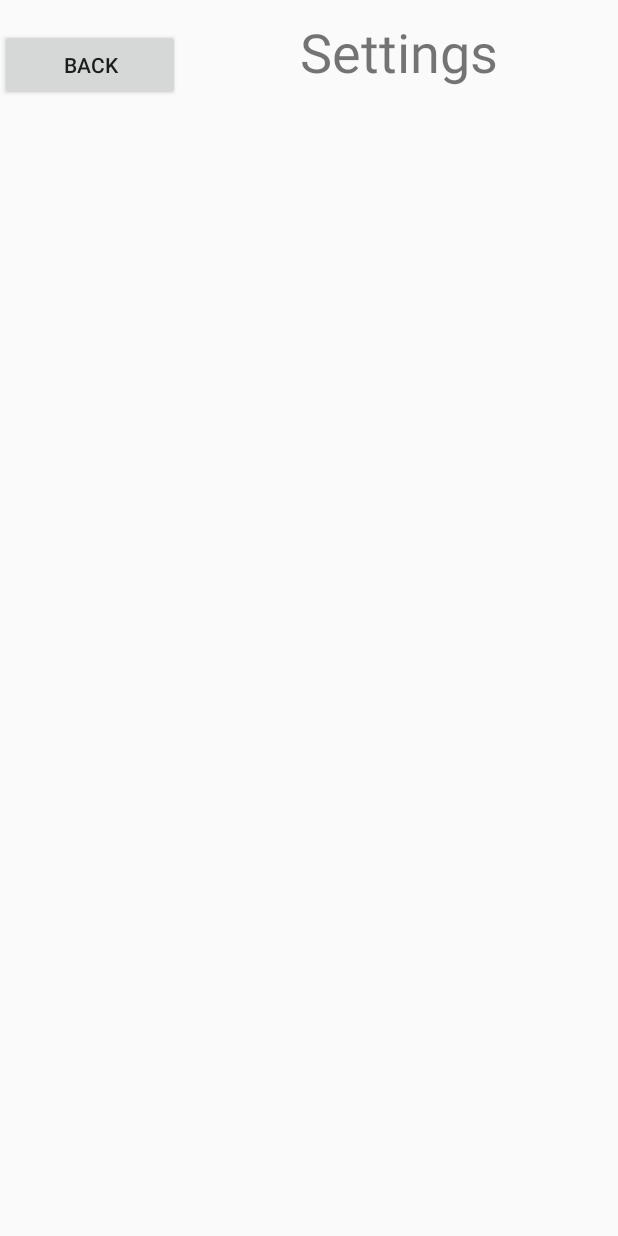
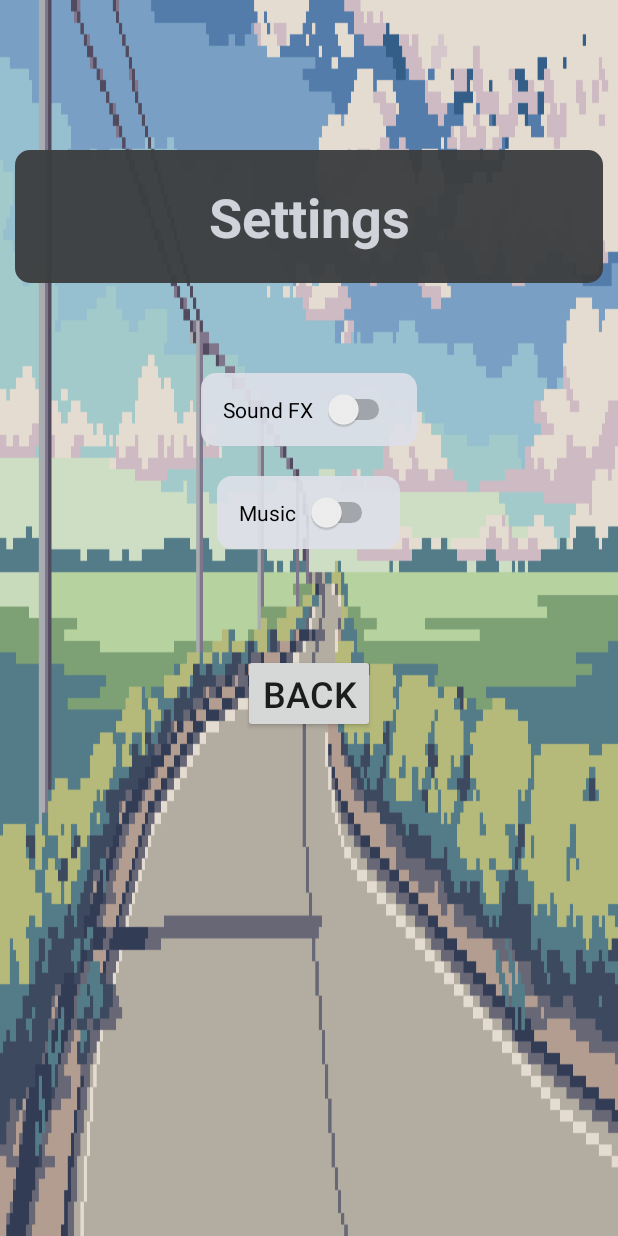
Before and after one commit to xjchong/bubbletea, an Android app: the Settings screen opened directly, with no data from a screen before it, on a phone screen of 412 x 824 dp. Run offline under Robolectric (Android 15) with nearby library versions, the phone set to English and light mode, and no system bars.

Commit message:
reorganize settings menu and add milk

```diff
--- a/app/src/main/res/layout/activity_settings.xml
+++ b/app/src/main/res/layout/activity_settings.xml
@@ -9,30 +9,59 @@
     <LinearLayout
         android:layout_width="match_parent"
         android:layout_height="match_parent"
-        android:orientation="horizontal">
+        android:orientation="vertical"
+        android:background="@drawable/road">
+
+        <TextView
+            android:layout_width="match_parent"
+            android:layout_height="wrap_content"
+            android:layout_marginTop="100dp"
+            android:layout_marginBottom="50dp"
+            android:layout_marginLeft="10dp"
+            android:layout_marginRight="10dp"
+            android:paddingTop="20dp"
+            android:paddingBottom="20dp"
+            android:text="Settings"
+            android:textAlignment="center"
+            android:layout_gravity="center"
+            android:textColor="@color/colorPrimary"
+            android:textSize="36sp"
+            android:textStyle="bold"
+            android:background="@drawable/rounded" />
+
+        <LinearLayout
+            android:layout_width="match_parent"
+            android:layout_height="wrap_content"
+            android:orientation="vertical">
+
+            <Switch android:id="@+id/sfx"
+                android:layout_gravity="center"
+                android:layout_width="wrap_content"
+                android:layout_height="wrap_content"
+                android:text="Sound FX  "
+                android:layout_margin="10dp"
+                android:background="@drawable/rounded_bright"/>
+
+            <Switch android:id="@+id/music"
+                android:layout_gravity="center"
+                android:layout_width="wrap_content"
+                android:layout_height="wrap_content"
+                android:text="Music  "
+                android:layout_margin="10dp"
+                android:background="@drawable/rounded_bright"/>
+
+        </LinearLayout>
 
         <Button
-            android:id="@+id/button"
+            android:id="@+id/back"
             android:layout_width="wrap_content"
             android:layout_height="wrap_content"
-            android:layout_weight="1"
-            android:text="Back" />
-
-        <TextView
-            android:id="@+id/textView3"
-            android:layout_width="wrap_content"
-            android:layout_height="wrap_content"
-            android:layout_weight="5"
-            android:paddingTop="10dp"
-            android:text="Settings"
+            android:text="Back"
+            android:layout_marginTop="60dp"
+            android:textSize="24sp"
+            android:layout_gravity="center_horizontal"
             android:textAlignment="center"
-            android:textSize="36sp" />
-    </LinearLayout>
-
-    <LinearLayout
-        android:layout_width="match_parent"
-        android:layout_height="match_parent"
-        android:orientation="vertical">
+            android:onClick="onClickBack" />
 
     </LinearLayout>
 
```
Also changed, not shown: app/src/main/res/drawable/milk.png (added).
